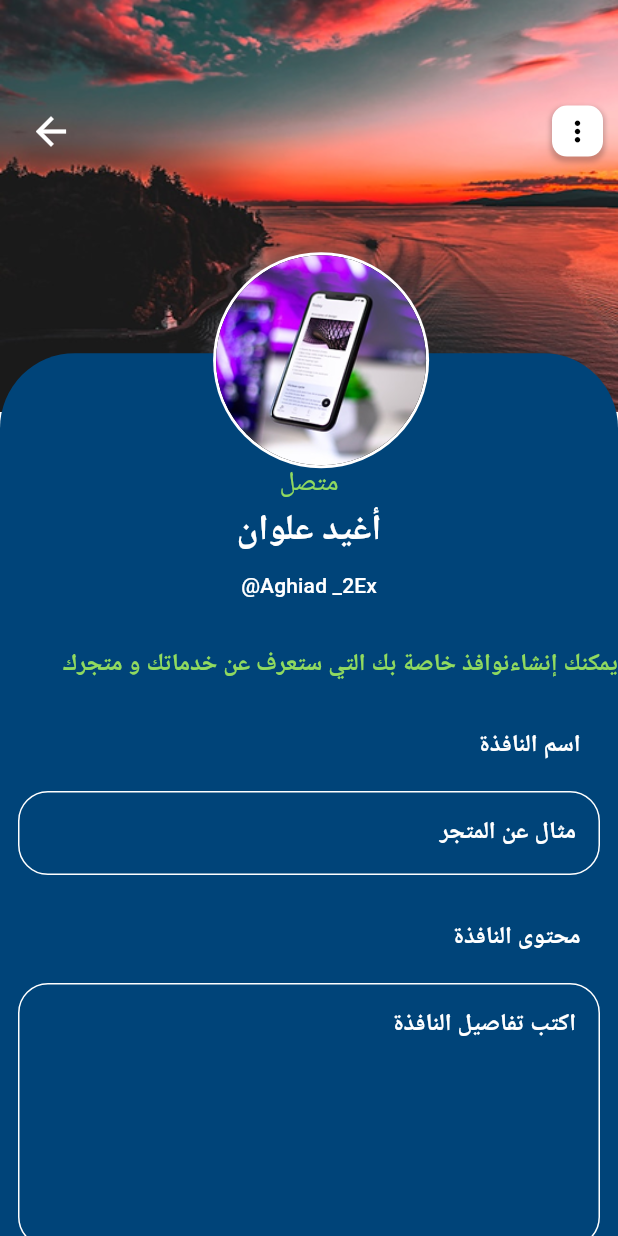
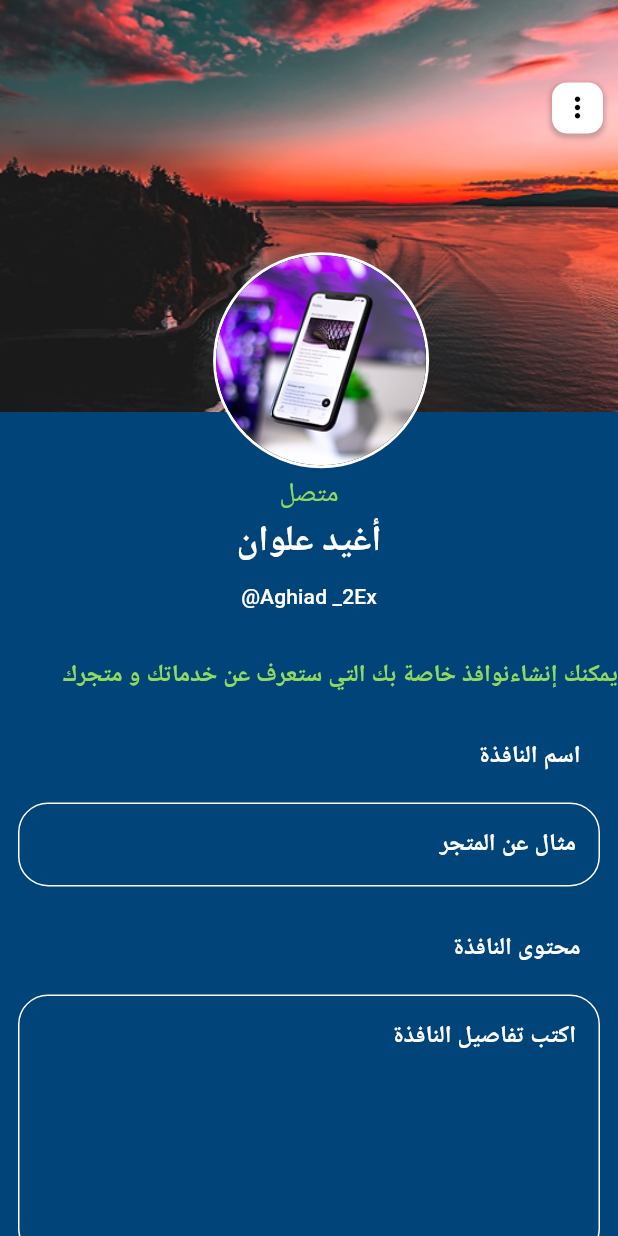
Before and after one commit to Nomair2/buytx, a Flutter app: the CreateWindow screen opened by its route, on a phone screen of 412 x 824 dp. Run offline on Flutter 3.47's test engine with Material 3 defaults, Android fonts, the phone set to English and light mode, and no system bars; our stand-ins replace animate_do, bloc, dartz, equatable, fluentui_system_icons, flutter_bloc and 8 more; missing offline and left inert: icons_flutter; accounts and stored records are empty.

Commit message:
profiledone

```diff
--- a/lib/core/services/route/route.main.dart
+++ b/lib/core/services/route/route.main.dart
@@ -8,7 +8,7 @@ final GoRouter router = GoRouter(
       path: '/',
       name: 'splash',
       // builder: (context, state) => SplashPage(),
-      builder: (context, state) =>const UserProfileView(),
+      builder: (context, state) => const DealerProfileView(),
     ),
     //---
     GoRoute(
@@ -96,6 +96,13 @@ final GoRouter router = GoRouter(
         return const FollowersPage();
       },
     ),
+    GoRoute(
+      path: '/dealer_profile',
+      name: 'dealer_profile',
+      builder: (context, state) {
+        return const DealerProfileView();
+      },
+    ),
     //---
   ],
 );
--- a/lib/src/profile/presentation/pages/create_window.dart
+++ b/lib/src/profile/presentation/pages/create_window.dart
@@ -20,35 +20,28 @@ class _CreateWindowState extends State<CreateWindow> {
   Widget build(BuildContext context) {
     final double height = MediaQuery.of(context).size.height;
     final double width = MediaQuery.of(context).size.width;
-    return SafeArea(
-      child: SingleChildScrollView(
-        // physics: NeverScrollableScrollPhysics(),
-        child: Column(
-          children: [
-            SizedBox(
-              width: width,
-              height: height,
-              child: Stack(
+    return Scaffold(
+      body: CustomScrollView(
+        slivers: [
+          SliverAppBar(
+            expandedHeight: height / 2.6,
+            // stretch: true,
+            flexibleSpace: FlexibleSpaceBar(
+              background: Stack(
                 children: [
                   _buildBg(height, width),
-                  _header(height, context, () {
-                    GoRouter.of(context).pop();
-                  }, () {}),
-                  Positioned(
-                    top: height / 3.5,
-                    child: Container(
-                      height: height,
-                      width: width,
-                      decoration: BoxDecoration(
-                          color: Theme.of(context).colorScheme.surface,
-                          borderRadius: const BorderRadius.only(
-                              topLeft: Radius.circular(50),
-                              topRight: Radius.circular(50))),
-                      child: SingleChildScrollView(
+                  //-----
+                  _header(height, context, () {}, () {}),
+                  _userImage(height, width),
+                ],
+              ),
+            ),
+          ),
+          //=====
+          SliverToBoxAdapter(
             child: Column(
               crossAxisAlignment: CrossAxisAlignment.end,
               children: [
-                            SizedBox(height: height / 11),
                 //this is the status of this account
                 ZoomInDown(
                   duration: const Duration(milliseconds: 850),
@@ -70,8 +63,7 @@ class _CreateWindowState extends State<CreateWindow> {
                   child: Center(
                     child: Text(
                       "أغيد علوان",
-                                  style:
-                                      Theme.of(context).textTheme.titleMedium,
+                      style: Theme.of(context).textTheme.titleMedium,
                     ),
                   ),
                 ),
@@ -110,11 +102,10 @@ class _CreateWindowState extends State<CreateWindow> {
                 SlideInRight(
                   curve: Curves.easeInOut,
                   child: Padding(
-                                padding:
-                                    const EdgeInsets.symmetric(horizontal: 12),
+                    padding: const EdgeInsets.symmetric(horizontal: 12),
                     child: Material(
-                                  child: CustomTextField(
-                                      windowController: windowController),
+                      child:
+                          CustomTextField(windowController: windowController),
                     ),
                   ),
                 ),
@@ -130,15 +121,14 @@ class _CreateWindowState extends State<CreateWindow> {
                   ),
                 ),
                 const SizedBox(height: 20),
+
                 SlideInRight(
                   curve: Curves.easeInOut,
                   child: Padding(
-                                padding:
-                                    const EdgeInsets.symmetric(horizontal: 12),
+                    padding: const EdgeInsets.symmetric(horizontal: 12),
                     child: Material(
                       child: CustomTextFieldArea(
-                                      windowController:
-                                          windowContentController),
+                          windowController: windowContentController),
                     ),
                   ),
                 ),
@@ -155,16 +145,8 @@ class _CreateWindowState extends State<CreateWindow> {
                 const SizedBox(height: 400),
               ],
             ),
-                      ),
-                    ),
-                  ),
-                  //======image
-                  _userImage(height, width),
+          )
         ],
-              ),
-            ),
-          ],
-        ),
       ),
     );
   }
@@ -196,24 +178,24 @@ class _CreateWindowState extends State<CreateWindow> {
   Positioned _header(double height, BuildContext context,
       Function() backFunction, Function() moreFunction) {
     return Positioned(
-      top: height / 13,
+      top: height / 15,
       right: 10,
       left: 10,
       child: Row(
-        mainAxisAlignment: MainAxisAlignment.spaceBetween,
+        mainAxisAlignment: MainAxisAlignment.end,
         children: [
-          FadeInLeft(
-            duration: const Duration(milliseconds: 800),
-            curve: Curves.linearToEaseOut,
-            child: IconButton(
-              onPressed: backFunction,
-              icon: Icon(
-                Icons.arrow_back,
-                color: Theme.of(context).colorScheme.onSecondary,
-                size: 30,
-              ),
-            ),
-          ),
+          // FadeInLeft(
+          //   duration: const Duration(milliseconds: 800),
+          //   curve: Curves.linearToEaseOut,
+          //   child: IconButton(
+          //     onPressed: backFunction,
+          //     icon: Icon(
+          //       Icons.arrow_back,
+          //       color: Theme.of(context).colorScheme.onSecondary,
+          //       size: 30,
+          //     ),
+          //   ),
+          // ),
           FadeInRight(
             duration: const Duration(milliseconds: 800),
             curve: Curves.linearToEaseOut,
--- a/lib/src/profile/presentation/pages/dealer_info_tab.dart
+++ b/lib/src/profile/presentation/pages/dealer_info_tab.dart
@@ -105,7 +105,7 @@ class _DealerInfoTabState extends State<DealerInfoTab> {
             children: [
               Material(
                 child: InkWell(
-                  onTap: () => context.pushNamed('edit_password'),
+                  onTap: () => context.push('/edit_password'),
                   child: Icon(Icons.edit,
                       color: Theme.of(context).primaryColor, size: 17),
                 ),
--- a/lib/src/profile/presentation/widgets/window_card.dart
+++ b/lib/src/profile/presentation/widgets/window_card.dart
@@ -6,7 +6,8 @@ class WindowCard extends StatelessWidget {
     required this.title,
     required this.content,
     required this.editOnTap,
-    required this.deleteOnTap, required this.img,
+    required this.deleteOnTap,
+    required this.img,
   });
   final String title;
   final String content;
@@ -57,7 +58,7 @@ class WindowCard extends StatelessWidget {
                 fontWeight: FontWeight.w300,
                 fontSize: 16,
                 decoration: TextDecoration.none),
-            textAlign: TextAlign.center,
+            textAlign: TextAlign.end,
           ),
           const SizedBox(height: 30),
           Padding(
--- a/pubspec.yaml
+++ b/pubspec.yaml
@@ -50,6 +50,7 @@ dependencies:
   fluttertoast: ^8.2.12
   pinput: ^5.0.1
   animate_do: ^4.2.0
+
 
 
 dev_dependencies:
```
Also changed, not shown: lib/core/common/widgets/product_card.dart (+22 -26 lines), lib/core/common/widgets/text_icon_button.dart (added, +43 -0 lines), lib/src/profile/presentation/pages/dealer_profile_view.dart (+19 -29 lines), lib/src/profile/presentation/pages/user_profile_View.dart (+156 -81 lines), 3 other files. Lines whose indentation alone changed are shown as unchanged.
